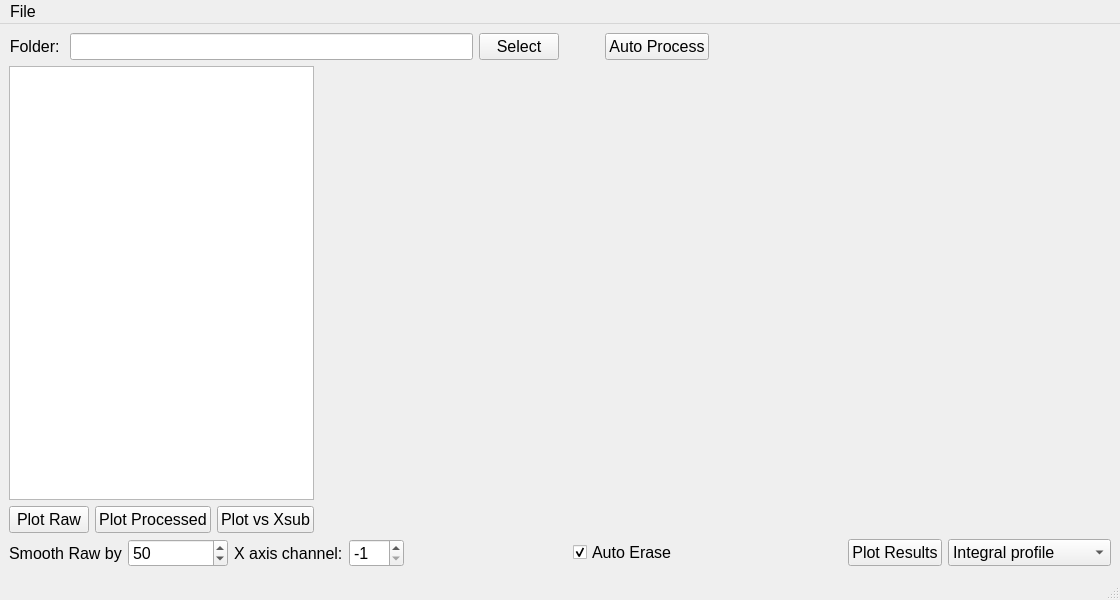
Above: emittance/Emittance.ui from salinsalins/LoggerPlotterPy before the change. Below: the same form after it.
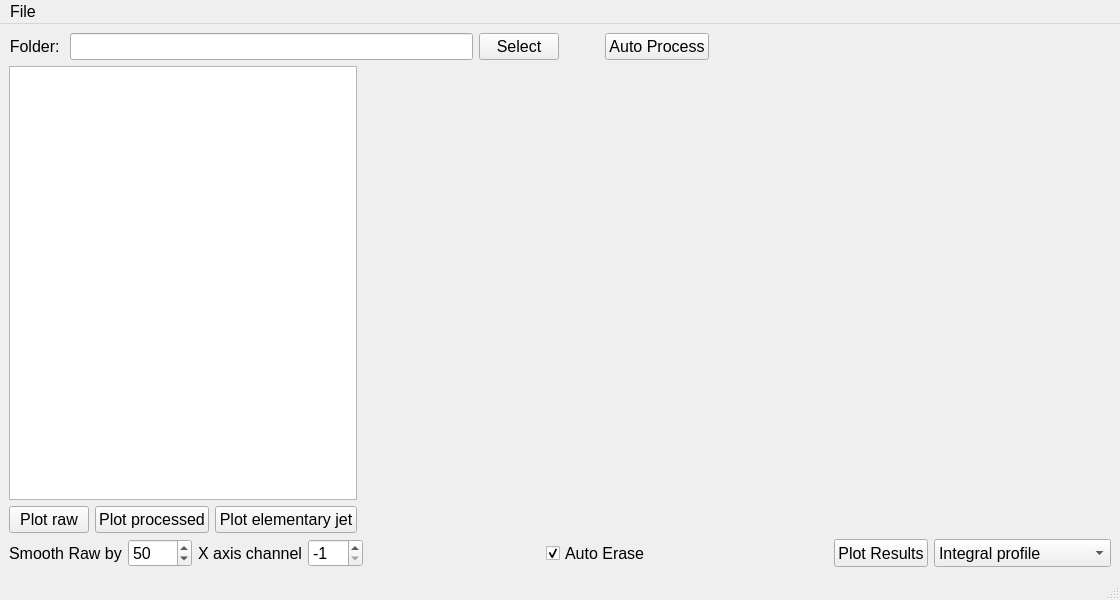
That is the form after the change. Custom widgets are drawn as their Qt base class.

Commit message: debug draw

The edit to the form file:
```diff
--- a/emittance/Emittance.ui
+++ b/emittance/Emittance.ui
@@ -184,7 +184,7 @@
              </font>
             </property>
             <property name="text">
-             <string>Plot Raw</string>
+             <string>Plot raw</string>
             </property>
            </widget>
           </item>
@@ -202,7 +202,7 @@
              </font>
             </property>
             <property name="text">
-             <string>Plot Processed</string>
+             <string>Plot processed</string>
             </property>
            </widget>
           </item>
@@ -220,7 +220,7 @@
              </font>
             </property>
             <property name="text">
-             <string>Plot vs Xsub</string>
+             <string>Plot elementary jet</string>
             </property>
            </widget>
           </item>
@@ -263,14 +263,14 @@
       <item>
        <widget class="QSpinBox" name="spinBox">
         <property name="sizePolicy">
-         <sizepolicy hsizetype="Maximum" vsizetype="Minimum">
+         <sizepolicy hsizetype="Preferred" vsizetype="Preferred">
           <horstretch>0</horstretch>
           <verstretch>0</verstretch>
          </sizepolicy>
         </property>
         <property name="minimumSize">
          <size>
-          <width>100</width>
+          <width>0</width>
           <height>0</height>
          </size>
         </property>
@@ -298,12 +298,18 @@
          <enum>QFrame::NoFrame</enum>
         </property>
         <property name="text">
-         <string>X axis channel:</string>
+         <string>X axis channel</string>
         </property>
        </widget>
       </item>
       <item>
        <widget class="QSpinBox" name="spinBox_2">
+        <property name="sizePolicy">
+         <sizepolicy hsizetype="Preferred" vsizetype="Preferred">
+          <horstretch>0</horstretch>
+          <verstretch>0</verstretch>
+         </sizepolicy>
+        </property>
         <property name="font">
          <font>
           <pointsize>12</pointsize>
@@ -335,6 +341,12 @@
       </item>
       <item>
        <widget class="QCheckBox" name="checkBox">
+        <property name="sizePolicy">
+         <sizepolicy hsizetype="Minimum" vsizetype="Preferred">
+          <horstretch>0</horstretch>
+          <verstretch>0</verstretch>
+         </sizepolicy>
+        </property>
         <property name="font">
          <font>
           <pointsize>12</pointsize>
@@ -363,6 +375,12 @@
       </item>
       <item>
        <widget class="QPushButton" name="pushButton_6">
+        <property name="sizePolicy">
+         <sizepolicy hsizetype="Minimum" vsizetype="Preferred">
+          <horstretch>0</horstretch>
+          <verstretch>0</verstretch>
+         </sizepolicy>
+        </property>
         <property name="font">
          <font>
           <pointsize>12</pointsize>
@@ -376,7 +394,7 @@
       <item>
        <widget class="QComboBox" name="comboBox">
         <property name="sizePolicy">
-         <sizepolicy hsizetype="Expanding" vsizetype="Fixed">
+         <sizepolicy hsizetype="Expanding" vsizetype="Preferred">
           <horstretch>0</horstretch>
           <verstretch>0</verstretch>
          </sizepolicy>
```
Left out of the diff: 24 changed lines with no effect on the pictures. The commit also changes 1 other file.
